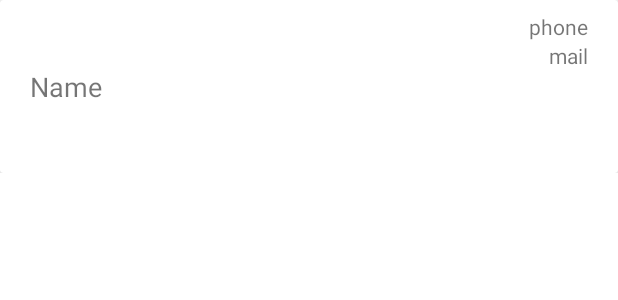
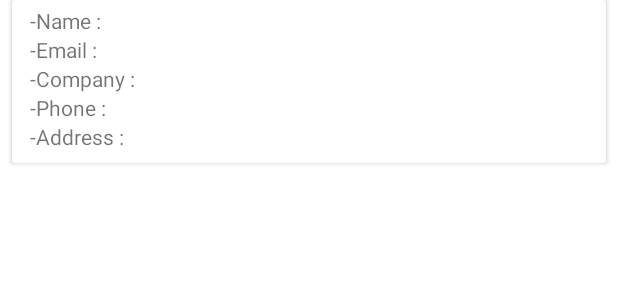
Before and after one commit to MhmoudAlim/Emitter-APP, an Android app: the layout list_item.xml on its own in the app's theme, with its tools: preview values and no code run, on a phone screen of 412 x 824 dp. Shown: the top 300 px of the screen. Run offline under Robolectric (Android 15) with nearby library versions, the phone set to English and light mode, and no system bars; network calls fail.

Commit message:
working for now, before ViewModel

```diff
--- a/app/src/main/res/layout/list_item.xml
+++ b/app/src/main/res/layout/list_item.xml
@@ -9,46 +9,44 @@
     <androidx.cardview.widget.CardView
         android:layout_width="0dp"
         android:layout_height="wrap_content"
+        android:layout_marginStart="8dp"
+        android:layout_marginEnd="8dp"
+        android:layout_marginBottom="4dp"
+        app:layout_constraintBottom_toBottomOf="parent"
         app:layout_constraintEnd_toEndOf="parent"
         app:layout_constraintStart_toStartOf="parent"
         app:layout_constraintTop_toTopOf="parent">
 
         <androidx.constraintlayout.widget.ConstraintLayout
             android:layout_width="match_parent"
-            android:layout_height="115dp">
+            android:layout_height="match_parent">
 
             <TextView
                 android:id="@+id/userName_tv"
                 android:layout_width="wrap_content"
                 android:layout_height="wrap_content"
-                android:layout_marginStart="16dp"
-                android:text="Name"
-                android:textSize="18sp"
-                app:layout_constraintBottom_toBottomOf="parent"
-                app:layout_constraintStart_toStartOf="@+id/guideline2"
-                app:layout_constraintTop_toTopOf="parent" />
+                android:text="@string/name"
+                android:textSize="14sp"
+                tools:layout_editor_absoluteX="177dp"
+                tools:layout_editor_absoluteY="6dp" />
 
             <TextView
                 android:id="@+id/userPhone_tv"
                 android:layout_width="wrap_content"
                 android:layout_height="wrap_content"
-                android:layout_marginTop="8dp"
-                android:layout_marginEnd="16dp"
-                android:text="phone"
-                app:layout_constraintEnd_toStartOf="@+id/guideline3"
-                app:layout_constraintTop_toTopOf="parent" />
+                android:text="@string/phone"
+                android:textSize="14sp"
+                tools:layout_editor_absoluteX="186dp"
+                tools:layout_editor_absoluteY="89dp" />
 
             <TextView
                 android:id="@+id/useMail_tv"
                 android:layout_width="wrap_content"
                 android:layout_height="wrap_content"
-                android:layout_marginEnd="16dp"
-                android:layout_marginBottom="8dp"
-                android:text="mail"
-                app:layout_constraintBottom_toBottomOf="parent"
-                app:layout_constraintEnd_toStartOf="@+id/guideline3"
-                app:layout_constraintTop_toBottomOf="@+id/userPhone_tv"
-                app:layout_constraintVertical_bias="0.0" />
+                android:text="@string/email"
+                android:textSize="14sp"
+                tools:layout_editor_absoluteX="192dp"
+                tools:layout_editor_absoluteY="6dp" />
 
             <androidx.constraintlayout.widget.Guideline
                 android:id="@+id/guideline2"
@@ -63,6 +61,42 @@
                 android:layout_height="wrap_content"
                 android:orientation="vertical"
                 app:layout_constraintGuide_percent="0.99" />
+
+            <TextView
+                android:id="@+id/companyName_tv"
+                android:layout_width="wrap_content"
+                android:layout_height="wrap_content"
+                android:text="@string/company"
+                android:textSize="14sp"
+                tools:layout_editor_absoluteX="4dp"
+                tools:layout_editor_absoluteY="32dp" />
+
+            <TextView
+                android:id="@+id/address_tv"
+                android:layout_width="wrap_content"
+                android:layout_height="wrap_content"
+                android:text="@string/address"
+                android:textSize="14sp"
+                tools:layout_editor_absoluteX="12dp"
+                tools:layout_editor_absoluteY="96dp" />
+
+            <androidx.constraintlayout.helper.widget.Flow
+                android:id="@+id/flow"
+                android:layout_width="wrap_content"
+                android:layout_height="0dp"
+                android:layout_marginStart="8dp"
+                android:layout_marginTop="4dp"
+                android:layout_marginEnd="16dp"
+                android:layout_marginBottom="8dp"
+                android:orientation="vertical"
+                app:constraint_referenced_ids="userName_tv,useMail_tv,companyName_tv,userPhone_tv,address_tv"
+                app:flow_horizontalAlign="start"
+                app:layout_constraintBottom_toBottomOf="parent"
+                app:layout_constraintEnd_toStartOf="@+id/guideline3"
+                app:layout_constraintHorizontal_bias="0.0"
+                app:layout_constraintStart_toStartOf="@+id/guideline2"
+                app:layout_constraintTop_toTopOf="parent"
+                app:layout_constraintVertical_bias="0.0" />
         </androidx.constraintlayout.widget.ConstraintLayout>
 
     </androidx.cardview.widget.CardView>
--- a/app/src/main/res/values/strings.xml
+++ b/app/src/main/res/values/strings.xml
@@ -1,5 +1,10 @@
 <resources>
     <string name="app_name">Emitter</string>
     <string name="Api_url">https://jsonplaceholder.typicode.com/users</string>
+    <string name="name">-Name : </string>
+    <string name="phone">-Phone : </string>
+    <string name="email">-Email : </string>
+    <string name="company">-Company : </string>
+    <string name="address">-Address : </string>
 
 </resources>
```
Also changed, not shown: app/src/main/java/com/yello/task/emitter/MainActivity.java (+16 -16 lines), app/src/main/java/com/yello/task/emitter/MyAdapter.java (+22 -11 lines).
